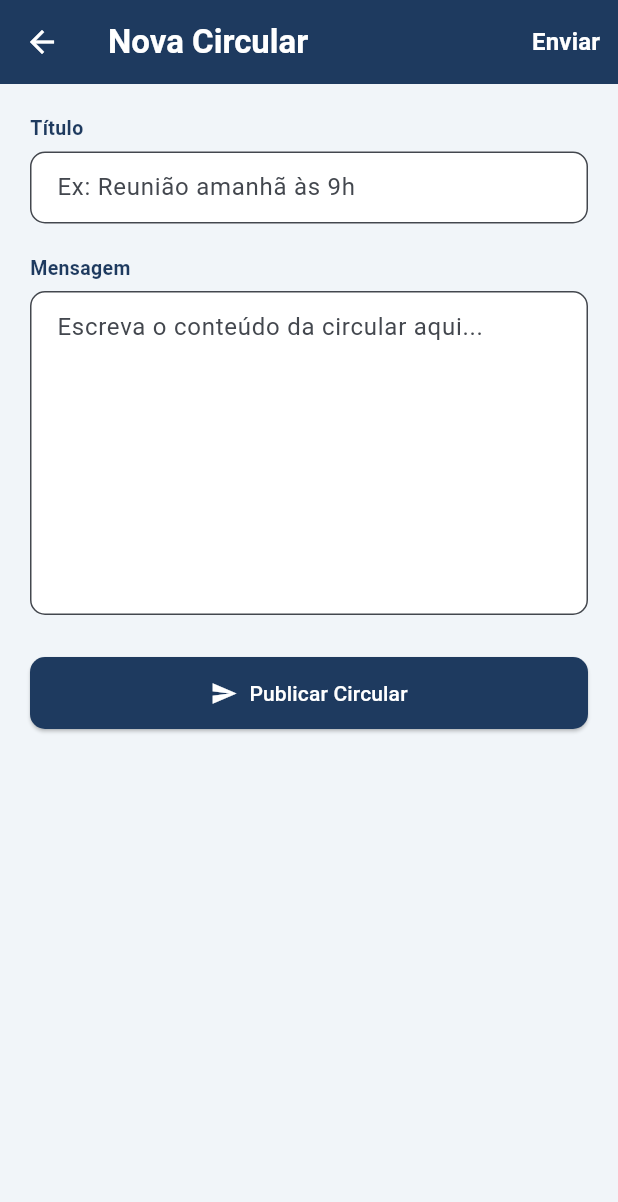
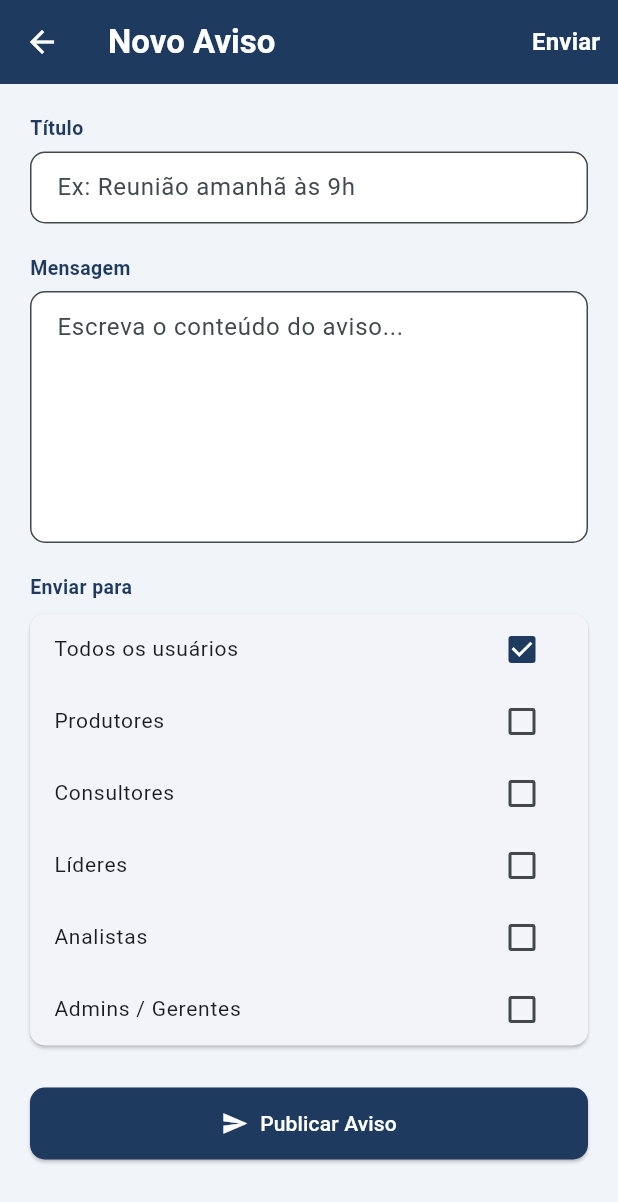
Before and after one commit to cleitonpn/Pendencias-cas-2026, a Flutter app: the CircularComposeScreen screen opened directly, on a phone screen of 412 x 824 dp. Shown: the top 1202 px of the screen. Run offline on Flutter 3.47's test engine with Material 3 defaults, Android fonts, the phone set to English and light mode, and no system bars; our stand-ins replace cloud_firestore, firebase_auth, firebase_core, firebase_messaging, firebase_storage, flutter_local_notifications and 8 more; accounts and stored records are empty; network calls fail.

Commit message:
feat: renomeia Circular→Avisos, destinatários por grupo e presença online (v1.0.30+31)
- UI: "Circulares" renomeado para "⚠️ Avisos" em todo o app
- Coleção Firestore: circulares → avisos
- Composição de aviso: multi-select de destinatários (Todos / Produtores /
  Consultores / Líderes / Analistas / Admins) com chips exibidos na lista
- Tópicos FCM por grupo: group_produtores, group_consultores, group_lideres,
  group_analistas, group_admins — usuários assinam ao fazer login
- Cloud Function onAvisoCreated substitui onCircularCreated, mapeia grupos
  para tópicos FCM correspondentes
- Nova tela "Usuários Online" no drawer: presença em tempo real via Firestore
  (presence collection), indicador verde/cinza, tempo do último acesso
- login_screen.dart: escreve presença ao logar (online: true)
- Versão: 1.0.29+30 → 1.0.30+31

https://claude.ai/code/session_01MVmbD3cGW85iTu7XLsvmCW

```diff
--- a/lib/providers/app_provider.dart
+++ b/lib/providers/app_provider.dart
@@ -122,7 +122,7 @@ class AppProvider extends ChangeNotifier {
   void _startCircularStream() {
     _circularSubscription?.cancel();
     _circularInitialized = false;
-    _circularSubscription = FirestoreService.streamCirculares().listen((list) {
+    _circularSubscription = FirestoreService.streamAvisos().listen((list) {
       if (!_circularInitialized) {
         _circularInitialized = true;
         _lastCircularId = list.isNotEmpty ? list.first['id'] as String? : null;
@@ -133,7 +133,7 @@ class AppProvider extends ChangeNotifier {
       final newId = latest['id'] as String?;
       if (newId == _lastCircularId) return;
       _lastCircularId = newId;
-      final title = (latest['title'] as String?) ?? 'Circular';
+      final title = (latest['title'] as String?) ?? 'Aviso';
       final body = (latest['body'] as String?) ?? '';
       NotificationService.messengerKey.currentState?.showSnackBar(SnackBar(
         duration: const Duration(seconds: 8),
--- a/lib/screens/circular_compose_screen.dart
+++ b/lib/screens/circular_compose_screen.dart
@@ -6,15 +6,28 @@ class CircularComposeScreen extends StatefulWidget {
   const CircularComposeScreen({super.key});
 
   @override
-  State<CircularComposeScreen> createState() => _CircularComposeScreenState();
+  State<CircularComposeScreen> createState() =>
+      _CircularComposeScreenState();
 }
 
 class _CircularComposeScreenState extends State<CircularComposeScreen> {
   static const _navy = Color(0xFF1E3A5F);
+
   final _titleCtrl = TextEditingController();
   final _bodyCtrl = TextEditingController();
   bool _sending = false;
   String _authorName = '';
+
+  static const _allGroups = [
+    ('todos', 'Todos os usuários'),
+    ('produtores', 'Produtores'),
+    ('consultores', 'Consultores'),
+    ('lideres', 'Líderes'),
+    ('analistas', 'Analistas'),
+    ('admins', 'Admins / Gerentes'),
+  ];
+
+  final Set<String> _selected = {'todos'};
 
   @override
   void initState() {
@@ -31,28 +44,46 @@ class _CircularComposeScreenState extends State<CircularComposeScreen> {
     super.dispose();
   }
 
+  void _toggleGroup(String key) {
+    setState(() {
+      if (key == 'todos') {
+        _selected.clear();
+        _selected.add('todos');
+      } else {
+        _selected.remove('todos');
+        if (_selected.contains(key)) {
+          _selected.remove(key);
+          if (_selected.isEmpty) _selected.add('todos');
+        } else {
+          _selected.add(key);
+        }
+      }
+    });
+  }
+
   Future<void> _send() async {
     final title = _titleCtrl.text.trim();
     final body = _bodyCtrl.text.trim();
     if (title.isEmpty) {
       ScaffoldMessenger.of(context).showSnackBar(
-        const SnackBar(content: Text('Informe o título da circular.')),
+        const SnackBar(content: Text('Informe o título do aviso.')),
       );
       return;
     }
     setState(() => _sending = true);
     try {
-      await FirestoreService.writeCircular(
+      await FirestoreService.writeAviso(
         title: title,
         body: body,
         createdBy: _authorName,
+        targetGroups: _selected.toList(),
       );
       if (mounted) {
         Navigator.pop(context);
         ScaffoldMessenger.of(context).showSnackBar(
           const SnackBar(
             backgroundColor: Colors.green,
-            content: Text('Circular enviada com sucesso!'),
+            content: Text('Aviso enviado com sucesso!'),
           ),
         );
       }
@@ -73,7 +104,7 @@ class _CircularComposeScreenState extends State<CircularComposeScreen> {
       appBar: AppBar(
         backgroundColor: _navy,
         foregroundColor: Colors.white,
-        title: const Text('Nova Circular',
+        title: const Text('Novo Aviso',
             style: TextStyle(fontWeight: FontWeight.bold)),
         leading: IconButton(
           icon: const Icon(Icons.arrow_back),
@@ -137,10 +168,10 @@ class _CircularComposeScreenState extends State<CircularComposeScreen> {
             const SizedBox(height: 6),
             TextField(
               controller: _bodyCtrl,
-              maxLines: 8,
+              maxLines: 6,
               textCapitalization: TextCapitalization.sentences,
               decoration: InputDecoration(
-                hintText: 'Escreva o conteúdo da circular aqui...',
+                hintText: 'Escreva o conteúdo do aviso...',
                 filled: true,
                 fillColor: Colors.white,
                 border: OutlineInputBorder(
@@ -149,6 +180,33 @@ class _CircularComposeScreenState extends State<CircularComposeScreen> {
                 ),
                 contentPadding: const EdgeInsets.symmetric(
                     horizontal: 14, vertical: 12),
+              ),
+            ),
+            const SizedBox(height: 20),
+            const Text('Enviar para',
+                style: TextStyle(
+                    fontWeight: FontWeight.bold,
+                    color: _navy,
+                    fontSize: 13)),
+            const SizedBox(height: 8),
+            Card(
+              margin: EdgeInsets.zero,
+              shape: RoundedRectangleBorder(
+                  borderRadius: BorderRadius.circular(10)),
+              child: Column(
+                children: _allGroups.map((entry) {
+                  final key = entry.$1;
+                  final label = entry.$2;
+                  final isSelected = _selected.contains(key);
+                  return CheckboxListTile(
+                    dense: true,
+                    title: Text(label,
+                        style: const TextStyle(fontSize: 14)),
+                    value: isSelected,
+                    activeColor: _navy,
+                    onChanged: (_) => _toggleGroup(key),
+                  );
+                }).toList(),
               ),
             ),
             const SizedBox(height: 28),
@@ -169,7 +227,7 @@ class _CircularComposeScreenState extends State<CircularComposeScreen> {
                         child: CircularProgressIndicator(
                             color: Colors.white, strokeWidth: 2))
                     : const Icon(Icons.send),
-                label: Text(_sending ? 'Enviando...' : 'Publicar Circular'),
+                label: Text(_sending ? 'Enviando...' : 'Publicar Aviso'),
                 onPressed: _sending ? null : _send,
               ),
             ),
--- a/lib/services/notification_service.dart
+++ b/lib/services/notification_service.dart
@@ -136,19 +136,20 @@ class NotificationService {
 
   // ── FCM topic subscriptions ────────────────────────────────────────────────
 
-  static Future<void> subscribeAdmin() => _subscribe(['admins', 'new_clients']);
+  static Future<void> subscribeAdmin() =>
+      _subscribe(['admins', 'new_clients', 'group_admins']);
 
   static Future<void> subscribeProducer(String producerName) =>
-      _subscribe([fcmTopic('producer', producerName), 'new_clients']);
+      _subscribe([fcmTopic('producer', producerName), 'new_clients', 'group_produtores']);
 
   static Future<void> subscribeConsultant(String consultantName) =>
-      _subscribe([fcmTopic('consultant', consultantName), 'new_clients']);
+      _subscribe([fcmTopic('consultant', consultantName), 'new_clients', 'group_consultores']);
 
   static Future<void> subscribeTeam(String team) =>
-      _subscribe([fcmTopic('team', team), 'new_clients']);
+      _subscribe([fcmTopic('team', team), 'new_clients', 'group_lideres']);
 
   static Future<void> subscribeAnalyst(String analystName) =>
-      _subscribe([fcmTopic('analyst', analystName), 'new_clients']);
+      _subscribe([fcmTopic('analyst', analystName), 'new_clients', 'group_analistas']);
 
   static Future<void> _subscribe(List<String> topics) async {
     if (!_supported) return;
--- a/pubspec.yaml
+++ b/pubspec.yaml
@@ -1,7 +1,7 @@
 name: montagem_uset
 description: Gestão de pendências - Montagem USET
 publish_to: 'none'
-version: 1.0.29+30
+version: 1.0.30+31
 
 environment:
   sdk: '>=3.3.0 <4.0.0'
```
Also changed, not shown: lib/screens/circular_list_screen.dart (+42 -11 lines), lib/screens/login_screen.dart (+36 -0 lines), lib/screens/presence_screen.dart (added, +228 -0 lines), lib/services/firestore_service.dart (+45 -5 lines), lib/widgets/app_drawer.dart (+12 -1 lines), 1 other file.
